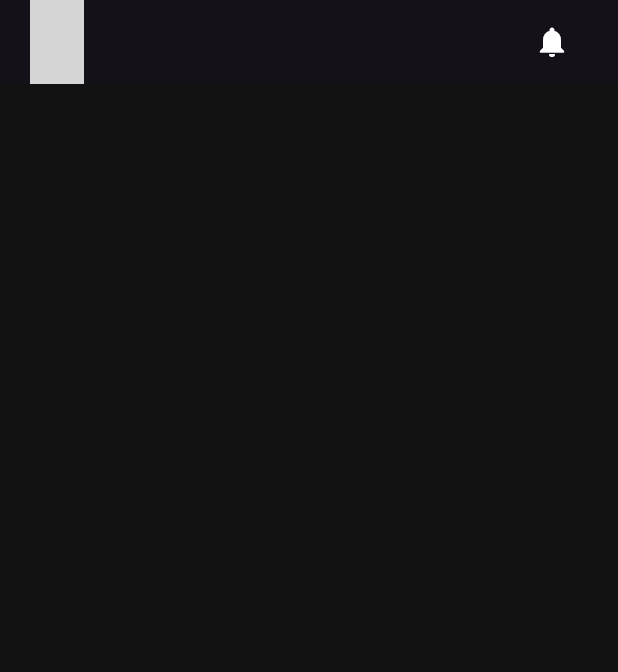
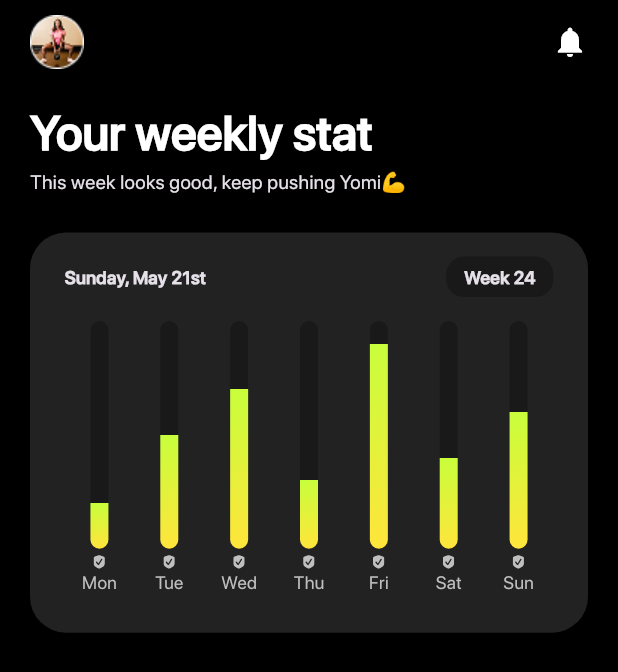
Before and after one commit to MostafaAkep/you_fit, a Flutter app: the HomeView screen opened directly, on a phone screen of 412 x 824 dp. Shown: the top 672 px of the screen. Run offline on Flutter 3.47's test engine with Material 3 defaults, Android fonts, the phone set to English and light mode, and no system bars; drawn by our look-alikes of fl_chart; our stand-ins replace flutter_svg, font_awesome_flutter, go_router, supabase_flutter; accounts and stored records are empty; project files that could hold a hidden picture were left out; grey boxes are pictures that could not be loaded.

Commit message:
Add new assets, update UI styles and edit home view

```diff
--- /dev/null
+++ b/lib/core/theme/app_colors.dart
@@ -0,0 +1,22 @@
+import 'package:flutter/material.dart';
+
+class AppColors {
+  static const Color backgroundColor = Color(0xFF222222);
+  static const Color grey = Color(0xffBFBFBF);
+  static const Color columnBar = Color(0xff1A1919);
+  static const Color yellowGradient = Color(0xFFFFE53B);
+  static const Color greenGradient = Color(0xFFC8FE3B);
+  static const LinearGradient yellowToGreenGradient = LinearGradient(
+    begin: Alignment.bottomCenter,
+    end: Alignment.topCenter,
+    colors: [
+      yellowGradient,
+      greenGradient,
+    ],
+  );
+  static const List<Color> columnGradientColors = [
+    yellowGradient,
+    greenGradient,
+    columnBar,
+  ];
+}
--- a/lib/core/utils/assets.dart
+++ b/lib/core/utils/assets.dart
@@ -24,6 +24,8 @@ class AppImages {
 
   static const String gifsFrame = "assets/Gifs/Frame.gif";
 
+  static const String imagesCheckmarkShieldFill = "assets/Images/checkmark.shield.fill.svg";
+
   static const String imagesPfp = "assets/Images/pfp.png";
 
   static const String imagesProfile = "assets/Images/Profile.svg";
--- a/lib/core/widgets/top_messages.dart
+++ b/lib/core/widgets/top_messages.dart
@@ -13,11 +13,12 @@ class TopMessages extends StatelessWidget {
       children: [
         Text(
           h1Message,
-          style: const TextStyle(fontSize: 32, fontWeight: FontWeight.bold),
+          style: const TextStyle(
+              fontSize: 32, fontWeight: FontWeight.bold, color: Colors.white),
         ),
         Text(
           h2Message,
-          style: const TextStyle(fontSize: 13, color: Colors.grey),
+          style: const TextStyle(fontSize: 13, fontWeight: FontWeight.w100),
         ),
       ],
     );
--- a/lib/features/auth/presentation/views/log_in_view.dart
+++ b/lib/features/auth/presentation/views/log_in_view.dart
@@ -1,15 +1,11 @@
 import 'package:fitness_app/features/auth/presentation/views/widgets/log_in_view_body.dart';
 import 'package:flutter/material.dart';
-import 'package:flutter_bloc/flutter_bloc.dart';
 
 class LogInView extends StatelessWidget {
   const LogInView({super.key});
 
   @override
   Widget build(BuildContext context) {
-    // return BlocProvider(
-    // create: (_) => AuthCubit(
-    //     authRepoImpl: AuthRepoImpl(firebaseAuth: FirebaseAuth.instance)),
     return const Scaffold(
       body: LogInViewBody(),
     );
--- a/lib/features/auth/presentation/views/sign_up_view.dart
+++ b/lib/features/auth/presentation/views/sign_up_view.dart
@@ -3,14 +3,13 @@ import 'package:fitness_app/features/auth/presentation/views/widgets/sign_up_for
 import 'package:fitness_app/features/auth/presentation/views/widgets/sign_up_section.dart';
 import 'package:fitness_app/core/widgets/top_messages.dart';
 import 'package:flutter/material.dart';
-import 'package:flutter_bloc/flutter_bloc.dart';
 
 class SignUpView extends StatelessWidget {
   const SignUpView({super.key});
 
   @override
   Widget build(BuildContext context) {
-    return Scaffold(
+    return const Scaffold(
       body: Padding(
         padding: EdgeInsets.all(18),
         child: SingleChildScrollView(
--- a/lib/features/auth/presentation/views/widgets/log_in_form.dart
+++ b/lib/features/auth/presentation/views/widgets/log_in_form.dart
@@ -1,6 +1,5 @@
 import 'package:fitness_app/core/widgets/rich_app_text.dart';
 import 'package:flutter/material.dart';
-import 'package:flutter_bloc/flutter_bloc.dart';
 
 class LogInForm extends StatelessWidget {
   const LogInForm({super.key});
--- a/lib/features/auth/presentation/views/widgets/log_in_view_body.dart
+++ b/lib/features/auth/presentation/views/widgets/log_in_view_body.dart
@@ -6,7 +6,6 @@ import 'package:fitness_app/core/widgets/top_messages.dart';
 import 'package:fitness_app/features/auth/presentation/views/widgets/log_in_form.dart';
 import 'package:fitness_app/features/auth/presentation/views/widgets/platform_section.dart';
 import 'package:flutter/material.dart';
-import 'package:flutter_bloc/flutter_bloc.dart';
 import 'package:go_router/go_router.dart';
 
 class LogInViewBody extends StatelessWidget {
--- a/lib/features/auth/presentation/views/widgets/sign_up_form.dart
+++ b/lib/features/auth/presentation/views/widgets/sign_up_form.dart
@@ -1,5 +1,4 @@
 import 'package:flutter/material.dart';
-import 'package:flutter_bloc/flutter_bloc.dart';
 
 // ignore: must_be_immutable
 class SignUpForm extends StatelessWidget {
--- a/lib/features/auth/presentation/views/widgets/sign_up_section.dart
+++ b/lib/features/auth/presentation/views/widgets/sign_up_section.dart
@@ -2,7 +2,6 @@ import 'package:fitness_app/core/navigation/app_router.dart';
 import 'package:fitness_app/core/widgets/rich_app_text.dart';
 import 'package:fitness_app/features/auth/presentation/views/widgets/signup_container.dart';
 import 'package:flutter/material.dart';
-import 'package:flutter_bloc/flutter_bloc.dart';
 import 'package:go_router/go_router.dart';
 
 // ignore: must_be_immutable
--- a/lib/features/auth/presentation/views/widgets/signup_container.dart
+++ b/lib/features/auth/presentation/views/widgets/signup_container.dart
@@ -1,5 +1,4 @@
 import 'package:flutter/material.dart';
-import 'package:flutter_bloc/flutter_bloc.dart';
 
 class SignUpContainer extends StatelessWidget {
   const SignUpContainer({
--- a/lib/features/home/presentation/views/home_view.dart
+++ b/lib/features/home/presentation/views/home_view.dart
@@ -1,4 +1,8 @@
+import 'package:fitness_app/core/theme/app_colors.dart';
 import 'package:fitness_app/core/utils/assets.dart';
+import 'package:fitness_app/features/home/presentation/views/widgets/current_day_row.dart';
+import 'package:fitness_app/features/home/presentation/views/widgets/weekly_tracker.dart';
+import 'package:fitness_app/core/widgets/top_messages.dart';
 import 'package:flutter/material.dart';
 
 class HomeView extends StatelessWidget {
@@ -8,7 +12,7 @@ class HomeView extends StatelessWidget {
   Widget build(BuildContext context) {
     return Scaffold(
       appBar: AppBar(
-        actionsPadding: const EdgeInsets.symmetric(horizontal: 20),
+        actionsPadding: const EdgeInsets.only(right: 8),
         leading: Padding(
           padding: const EdgeInsetsDirectional.only(start: 20),
           child: Image.asset(
@@ -19,14 +23,44 @@ class HomeView extends StatelessWidget {
         ),
         actions: [
           IconButton(
-            icon: const Icon(Icons.notifications, color: Colors.white),
+            icon: const Icon(
+              Icons.notifications,
+              color: Colors.white,
+            ),
             onPressed: () {},
           ),
         ],
       ),
       body: Padding(
-          padding: const EdgeInsets.symmetric(horizontal: 20),
-          child: Container()),
+        padding: const EdgeInsets.fromLTRB(20, 10, 20, 0),
+        child: SingleChildScrollView(
+          child: Column(
+            spacing: 24,
+            crossAxisAlignment: CrossAxisAlignment.start,
+            children: [
+              const TopMessages(
+                'Your weekly stat',
+                'This week looks good, keep pushing Yomi💪',
+              ),
+              Container(
+                decoration: BoxDecoration(
+                  color: AppColors.backgroundColor,
+                  borderRadius: BorderRadius.circular(24),
+                ),
+                padding:
+                    const EdgeInsets.symmetric(horizontal: 23, vertical: 16),
+                child: const Column(
+                  children: [
+                    CurrentDayRow(),
+                    SizedBox(height: 16),
+                    WeeklyTracker(),
+                  ],
+                ),
+              ),
+            ],
+          ),
+        ),
+      ),
     );
   }
 }
--- /dev/null
+++ b/lib/features/home/presentation/views/widgets/current_day_row.dart
@@ -0,0 +1,30 @@
+import 'package:fitness_app/core/theme/app_colors.dart';
+import 'package:flutter/material.dart';
+
+class CurrentDayRow extends StatelessWidget {
+  const CurrentDayRow({super.key});
+
+  @override
+  Widget build(BuildContext context) {
+    return Row(
+      children: [
+        const Text(
+          'Sunday, May 21st',
+          style: TextStyle(fontSize: 12, fontWeight: FontWeight.w700),
+        ),
+        const Spacer(),
+        Container(
+          decoration: BoxDecoration(
+            color: AppColors.columnBar,
+            borderRadius: BorderRadius.circular(12),
+          ),
+          padding: const EdgeInsets.symmetric(horizontal: 12, vertical: 5),
+          child: const Text(
+            'Week 24',
+            style: TextStyle(fontSize: 12, fontWeight: FontWeight.w700),
+          ),
+        ),
+      ],
+    );
+  }
+}
--- /dev/null
+++ b/lib/features/home/presentation/views/widgets/weekly_tracker.dart
@@ -0,0 +1,124 @@
+import 'package:fitness_app/core/theme/app_colors.dart';
+import 'package:fitness_app/core/utils/assets.dart';
+import 'package:fl_chart/fl_chart.dart';
+import 'package:flutter/material.dart';
+import 'package:flutter_svg/svg.dart';
+
+class WeeklyTracker extends StatelessWidget {
+  final List<double> progress;
+  final double maxY;
+
+  const WeeklyTracker({
+    super.key,
+    this.progress = const [0.2, 0.5, 0.7, 0.3, 0.9, 0.4, 0.6],
+    this.maxY = 10,
+  });
+
+  @override
+  Widget build(BuildContext context) {
+    return AspectRatio(
+      aspectRatio: 1.7,
+      child: BarChart(
+        BarChartData(
+          alignment: BarChartAlignment.spaceAround,
+          barTouchData: const BarTouchData(enabled: false),
+          titlesData: FlTitlesData(
+            show: true,
+            rightTitles: const AxisTitles(
+              sideTitles: SideTitles(showTitles: false),
+            ),
+            topTitles: const AxisTitles(
+              sideTitles: SideTitles(showTitles: false),
+            ),
+            leftTitles: const AxisTitles(
+              sideTitles: SideTitles(showTitles: false),
+            ),
+            bottomTitles: AxisTitles(
+              sideTitles: SideTitles(
+                showTitles: true,
+                reservedSize: 40,
+                getTitlesWidget: (value, meta) {
+                  switch (value.toInt()) {
+                    case 0:
+                      return const BarColumn(day: "Mon");
+                    case 1:
+                      return const BarColumn(day: "Tue");
+                    case 2:
+                      return const BarColumn(day: "Wed");
+                    case 3:
+                      return const BarColumn(day: "Thu");
+                    case 4:
+                      return const BarColumn(day: "Fri");
+                    case 5:
+                      return const BarColumn(day: "Sat");
+                    case 6:
+                      return const BarColumn(day: "Sun");
+                  }
+                  return const Text("");
+                },
+              ),
+            ),
+          ),
+          borderData: FlBorderData(show: false),
+          gridData: const FlGridData(show: false),
+          barGroups: _barsData(),
+        ),
+      ),
+    );
+  }
+
+  List<BarChartGroupData> _barsData() {
+    return List.generate(progress.length, (index) {
+      final double ratio = progress[index].clamp(0.0, 1.0);
+      return BarChartGroupData(
+        x: index,
+        barRods: [
+          BarChartRodData(
+            toY: maxY,
+            width: 12,
+            borderRadius: BorderRadius.circular(6),
+            gradient: LinearGradient(
+              begin: Alignment.bottomCenter,
+              end: Alignment.topCenter,
+              colors: AppColors.columnGradientColors,
+              stops: [
+                0.0,
+                ratio,
+                ratio,
+              ],
+            ),
+          ),
+        ],
+      );
+    });
+  }
+}
+
+class BarColumn extends StatelessWidget {
+  const BarColumn({super.key, required this.day});
+  final String day;
+
+  @override
+  Widget build(BuildContext context) {
+    return Padding(
+      padding: const EdgeInsets.only(top: 4),
+      child: Column(
+        children: [
+          SvgPicture.asset(
+            AppImages.imagesCheckmarkShieldFill,
+            width: 10,
+            height: 10,
+          ),
+          Text(
+            day,
+            style: const TextStyle(
+              color: AppColors.grey,
+              fontWeight: FontWeight.w400,
+              fontSize: 12,
+            ),
+          ),
+        ],
+      ),
+    );
+  }
+}
--- a/lib/main.dart
+++ b/lib/main.dart
@@ -25,7 +25,11 @@ class MyApp extends StatelessWidget {
       title: 'Fitness App',
       theme: ThemeData(
         brightness: Brightness.dark,
-        scaffoldBackgroundColor: const Color(0xff121212),
+        scaffoldBackgroundColor: Colors.black,
+        appBarTheme: const AppBarTheme(
+          backgroundColor: Colors.black,
+          surfaceTintColor: Colors.transparent,
+        ),
         fontFamily: "SFPRODISPLAY",
         useMaterial3: true,
       ),
--- a/pubspec.yaml
+++ b/pubspec.yaml
@@ -30,6 +30,7 @@ environment:
 dependencies:
   build_runner: ^2.7.0
   cupertino_icons: ^1.0.8
+  fl_chart: ^1.0.0
   flutter:
     sdk: flutter
   flutter_bloc: ^8.1.6
@@ -64,7 +65,9 @@ flutter:
   uses-material-design: true
   # To add assets to your application, add an assets section, like this:
   assets:
-    - assets/
+    - assets/Fonts/
+    - assets/Images/
+    - assets/Gifs/
   #   - images/a_dot_ham.jpeg
   # An image asset can refer to one or more resolution-specific "variants", see
   # https://flutter.dev/to/resolution-aware-images
```
Also changed, not shown: assets/Images/checkmark.shield.fill.svg (added), pubspec.lock.
